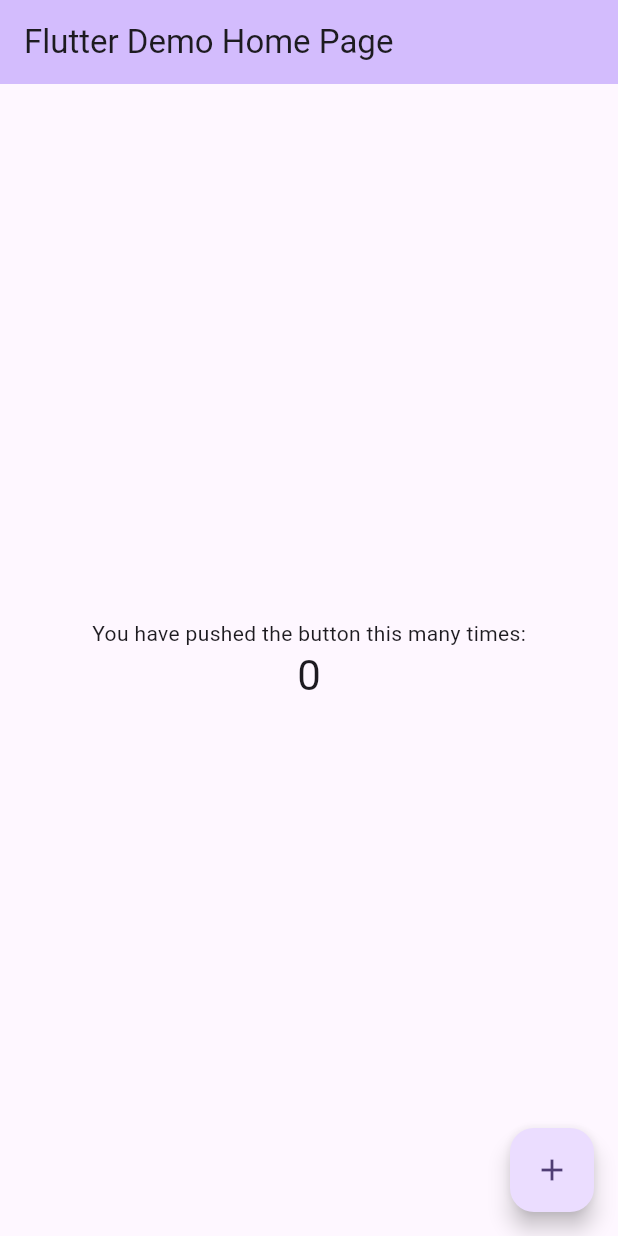
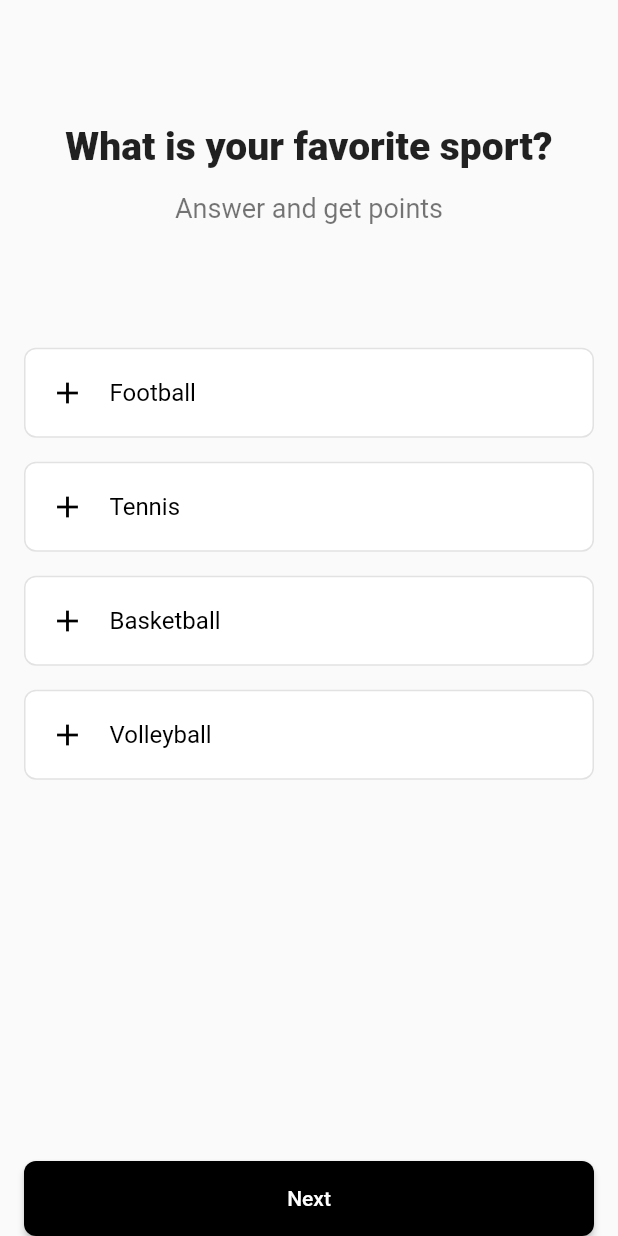
Before and after one commit to RamiYacoub/Quiz-App-Update, a Flutter app: the screen it shows after launch, on a phone screen of 412 x 824 dp. Run offline on Flutter 3.47's test engine with Material 2 defaults, Android fonts, the phone set to English and light mode, and no system bars.

Commit message:
make the screen like the last of lecture

```diff
--- a/lib/main.dart
+++ b/lib/main.dart
@@ -1,125 +1,108 @@
 import 'package:flutter/material.dart';
+import 'package:flutter_application_1/pages/home_page.dart';
 
 void main() {
-  runApp(const MyApp());
+  runApp(MyApp());
 }
 
 class MyApp extends StatelessWidget {
-  const MyApp({super.key});
-
-  // This widget is the root of your application.
   @override
   Widget build(BuildContext context) {
     return MaterialApp(
-      title: 'Flutter Demo',
-      theme: ThemeData(
-        // This is the theme of your application.
-        //
-        // TRY THIS: Try running your application with "flutter run". You'll see
-        // the application has a blue toolbar. Then, without quitting the app,
-        // try changing the seedColor in the colorScheme below to Colors.green
-        // and then invoke "hot reload" (save your changes or press the "hot
-        // reload" button in a Flutter-supported IDE, or press "r" if you used
-        // the command line to start the app).
-        //
-        // Notice that the counter didn't reset back to zero; the application
-        // state is not lost during the reload. To reset the state, use hot
-        // restart instead.
-        //
-        // This works for code too, not just values: Most code changes can be
-        // tested with just a hot reload.
-        colorScheme: ColorScheme.fromSeed(seedColor: Colors.deepPurple),
-        useMaterial3: true,
-      ),
-      home: const MyHomePage(title: 'Flutter Demo Home Page'),
+      title: 'Quiz App',
+      debugShowCheckedModeBanner: false,
+      home: HomePage(),
     );
   }
 }
 
-class MyHomePage extends StatefulWidget {
-  const MyHomePage({super.key, required this.title});
+// import 'package:flutter/material.dart';
 
-  // This widget is the home page of your application. It is stateful, meaning
-  // that it has a State object (defined below) that contains fields that affect
-  // how it looks.
+// void main() {
+//   runApp(MyApp());
+// }
 
-  // This class is the configuration for the state. It holds the values (in this
-  // case the title) provided by the parent (in this case the App widget) and
-  // used by the build method of the State. Fields in a Widget subclass are
-  // always marked "final".
+// class MyApp extends StatelessWidget {
+//   @override
+//   Widget build(BuildContext context) {
+//     return MaterialApp(
+//       title: 'Quiz App',
+//       debugShowCheckedModeBanner: false,
+//       home: HomePage(),
+//     );
+//   }
+// }
 
-  final String title;
+// class HomePage extends StatefulWidget {
+//   const HomePage({super.key});
 
-  @override
-  State<MyHomePage> createState() => _MyHomePageState();
-}
+//   @override
+//   State<HomePage> createState() => _HomePageState();
+// }
 
-class _MyHomePageState extends State<MyHomePage> {
-  int _counter = 0;
+// class _HomePageState extends State<HomePage> {
+//   int questionIndex = 0;
+//   bool showResultsMessage = false;
 
-  void _incrementCounter() {
-    setState(() {
-      // This call to setState tells the Flutter framework that something has
-      // changed in this State, which causes it to rerun the build method below
-      // so that the display can reflect the updated values. If we changed
-      // _counter without calling setState(), then the build method would not be
-      // called again, and so nothing would appear to happen.
-      _counter++;
-    });
-  }
+//   List<Map<String, dynamic>> questionsWithAnswers = [
+//     {
+//       'question': 'What is your favorite sport?',
+//       'answers': ['Football', 'Tennis', 'Basketball', 'Volleyball'],
+//     },
+//     {
+//       'question': 'What is your favorite color?',
+//       'answers': ['Red', 'Green', 'Blue', 'White'],
+//     },
+//     {
+//       'question': 'What is your favorite animal?',
+//       'answers': ['Dog', 'Cat', 'Horse', 'Camel'],
+//     },
+//     {
+//       'question': 'What is your favorite sport?',
+//       'answers': ['Football', 'Tennis', 'Basketball', 'Volleyball'],
+//     }
+//   ];
 
-  @override
-  Widget build(BuildContext context) {
-    // This method is rerun every time setState is called, for instance as done
-    // by the _incrementCounter method above.
-    //
-    // The Flutter framework has been optimized to make rerunning build methods
-    // fast, so that you can just rebuild anything that needs updating rather
-    // than having to individually change instances of widgets.
-    return Scaffold(
-      appBar: AppBar(
-        // TRY THIS: Try changing the color here to a specific color (to
-        // Colors.amber, perhaps?) and trigger a hot reload to see the AppBar
-        // change color while the other colors stay the same.
-        backgroundColor: Theme.of(context).colorScheme.inversePrimary,
-        // Here we take the value from the MyHomePage object that was created by
-        // the App.build method, and use it to set our appbar title.
-        title: Text(widget.title),
-      ),
-      body: Center(
-        // Center is a layout widget. It takes a single child and positions it
-        // in the middle of the parent.
-        child: Column(
-          // Column is also a layout widget. It takes a list of children and
-          // arranges them vertically. By default, it sizes itself to fit its
-          // children horizontally, and tries to be as tall as its parent.
-          //
-          // Column has various properties to control how it sizes itself and
-          // how it positions its children. Here we use mainAxisAlignment to
-          // center the children vertically; the main axis here is the vertical
-          // axis because Columns are vertical (the cross axis would be
-          // horizontal).
-          //
-          // TRY THIS: Invoke "debug painting" (choose the "Toggle Debug Paint"
-          // action in the IDE, or press "p" in the console), to see the
-          // wireframe for each widget.
-          mainAxisAlignment: MainAxisAlignment.center,
-          children: <Widget>[
-            const Text(
-              'You have pushed the button this many times:',
-            ),
-            Text(
-              '$_counter',
-              style: Theme.of(context).textTheme.headlineMedium,
-            ),
-          ],
-        ),
-      ),
-      floatingActionButton: FloatingActionButton(
-        onPressed: _incrementCounter,
-        tooltip: 'Increment',
-        child: const Icon(Icons.add),
-      ), // This trailing comma makes auto-formatting nicer for build methods.
-    );
-  }
-}
+//   @override
+//   Widget build(BuildContext context) {
+//     final questionWithAnswer = questionsWithAnswers[questionIndex];
+//     return Scaffold(
+//       appBar: AppBar(
+//         title: Text('Home Page'),
+//         leading: Icon(Icons.menu),
+//       ),
+//       body: Center(
+//         child: Padding(
+//           padding: const EdgeInsets.symmetric(horizontal: 16.0),
+//           child: Column(
+//             mainAxisAlignment: MainAxisAlignment.center,
+//             crossAxisAlignment: CrossAxisAlignment.center,
+//             children: [
+//               if (showResultsMessage == false) ...[
+//                 Text(questionWithAnswer['question']),
+//                 for (int i = 0; i < questionWithAnswer['answers'].length; i++)
+//                   ElevatedButton(
+//                     onPressed: () {
+//                       setState(() {
+//                         if (questionIndex < questionsWithAnswers.length - 1) {
+//                           questionIndex++;
+//                         } else {
+//                           showResultsMessage = true;
+//                         }
+//                       });
+//                     },
+//                     child: Text(questionWithAnswer['answers'][i]),
+//                   ),
+//               ],
+//               if (showResultsMessage == true) ...[
+//                 const Text('Congratulations!'),
+//                 Text(
+//                     'Your score is : ${questionIndex + 1}/${questionsWithAnswers.length}'),
+//               ],
+//             ],
+//           ),
+//         ),
+//       ),
+//     );
+//   }
+// }
--- /dev/null
+++ b/lib/pages/home_page.dart
@@ -0,0 +1,186 @@
+import 'package:flutter/material.dart';
+
+class HomePage extends StatefulWidget {
+  const HomePage({super.key});
+
+  @override
+  State<HomePage> createState() => _HomePageState();
+}
+
+class _HomePageState extends State<HomePage> {
+  int questionIndex = 0;
+  bool showResultsMessage = false;
+  int? yourChoiceIndex;
+
+  List<Map<String, dynamic>> questionsWithAnswers = [
+    {
+      'question': 'What is your favorite sport?',
+      'answers': ['Football', 'Tennis', 'Basketball', 'Volleyball'],
+    },
+    {
+      'question': 'What is your favorite color?',
+      'answers': ['Red', 'Green', 'Blue', 'White'],
+    },
+    {
+      'question': 'What is your favorite animal?',
+      'answers': ['Dog', 'Cat', 'Horse', 'Camel'],
+    },
+    {
+      'question': 'What is your favorite sport?',
+      'answers': ['Football', 'Tennis', 'Basketball', 'Volleyball'],
+    }
+  ];
+
+  void resetQuiz() {
+    setState(() {
+      questionIndex = 0;
+      showResultsMessage = false;
+    });
+  }
+
+  @override
+  Widget build(BuildContext context) {
+    final questionWithAnswer = questionsWithAnswers[questionIndex];
+    final size = MediaQuery.of(context).size;
+    return Scaffold(
+      body: SafeArea(
+        child: Padding(
+          padding: const EdgeInsets.symmetric(horizontal: 16.0),
+          child: Column(
+            crossAxisAlignment: CrossAxisAlignment.center,
+            children: [
+              if (!showResultsMessage) ...[
+                SizedBox(height: size.height * 0.1),
+                Text(
+                  questionWithAnswer['question'],
+                  style: TextStyle(
+                    fontSize: 26,
+                    fontWeight: FontWeight.w800,
+                  ),
+                ),
+                SizedBox(
+                  height: 16.0,
+                ),
+                Text(
+                  'Answer and get points',
+                  style: TextStyle(
+                    fontSize: 18,
+                    color: Colors.black54,
+                  ),
+                ),
+                SizedBox(height: size.height * 0.1),
+                for (int i = 0; i < questionWithAnswer['answers'].length; i++)
+                  Padding(
+                    padding: const EdgeInsets.only(bottom: 16.0),
+                    child: InkWell(
+                      onTap: () {
+                        setState(() {
+                          yourChoiceIndex = i;
+                        });
+                      },
+                      child: Container(
+                        width: double.infinity,
+                        height: 60,
+                        decoration: BoxDecoration(
+                          color: i == yourChoiceIndex
+                              ? Colors.green
+                              : Colors.white,
+                          borderRadius: BorderRadius.circular(8.0),
+                          border: Border.all(
+                            color: Colors.grey.withOpacity(0.3),
+                          ),
+                        ),
+                        child: Padding(
+                          padding: const EdgeInsets.symmetric(horizontal: 16.0),
+                          child: Row(
+                            children: [
+                              Icon(
+                                Icons.add,
+                                color: i == yourChoiceIndex
+                                    ? Colors.white
+                                    : Colors.black,
+                              ),
+                              SizedBox(width: 16.0),
+                              Text(
+                                questionWithAnswer['answers'][i],
+                                style: TextStyle(
+                                  fontSize: 16,
+                                  color: i == yourChoiceIndex
+                                      ? Colors.white
+                                      : Colors.black,
+                                ),
+                              ),
+                            ],
+                          ),
+                        ),
+                      ),
+                    ),
+                  ),
+                Spacer(),
+                SizedBox(
+                  width: double.infinity,
+                  height: 50,
+                  child: ElevatedButton(
+                    onPressed: () {
+                      setState(() {
+                        if (yourChoiceIndex != null) {
+                          if (questionIndex < questionsWithAnswers.length - 1) {
+                            questionIndex++;
+                          } else {
+                            showResultsMessage = true;
+                          }
+                          yourChoiceIndex = null;
+                        } else {
+                          print("Please select an option");
+                        }
+                      });
+                    },
+                    child: Text('Next'),
+                    style: ElevatedButton.styleFrom(
+                      backgroundColor: Colors.black,
+                      shape: RoundedRectangleBorder(
+                        borderRadius: BorderRadius.circular(8.0),
+                      ),
+                    ),
+                  ),
+                ),
+              ],
+              if (showResultsMessage)
+                Center(
+                  child: Column(
+                    mainAxisAlignment: MainAxisAlignment.center,
+                    children: [
+                      Text(
+                        'Congratulations!',
+                        style: TextStyle(
+                          fontSize: 30,
+                          fontWeight: FontWeight.bold,
+                        ),
+                      ),
+                      SizedBox(height: 8.0),
+                      Text(
+                        'Your score is : ${questionIndex + 1}/${questionsWithAnswers.length}',
+                        style: TextStyle(
+                          fontSize: 20,
+                        ),
+                      ),
+                      TextButton(
+                        onPressed: resetQuiz,
+                        child: Text('Reset Quiz'),
+                        style: TextButton.styleFrom(
+                          foregroundColor: Colors.green,
+                          textStyle: TextStyle(
+                            fontSize: 18,
+                          ),
+                        ),
+                      ),
+                    ],
+                  ),
+                ),
+            ],
+          ),
+        ),
+      ),
+    );
+  }
+}
```
